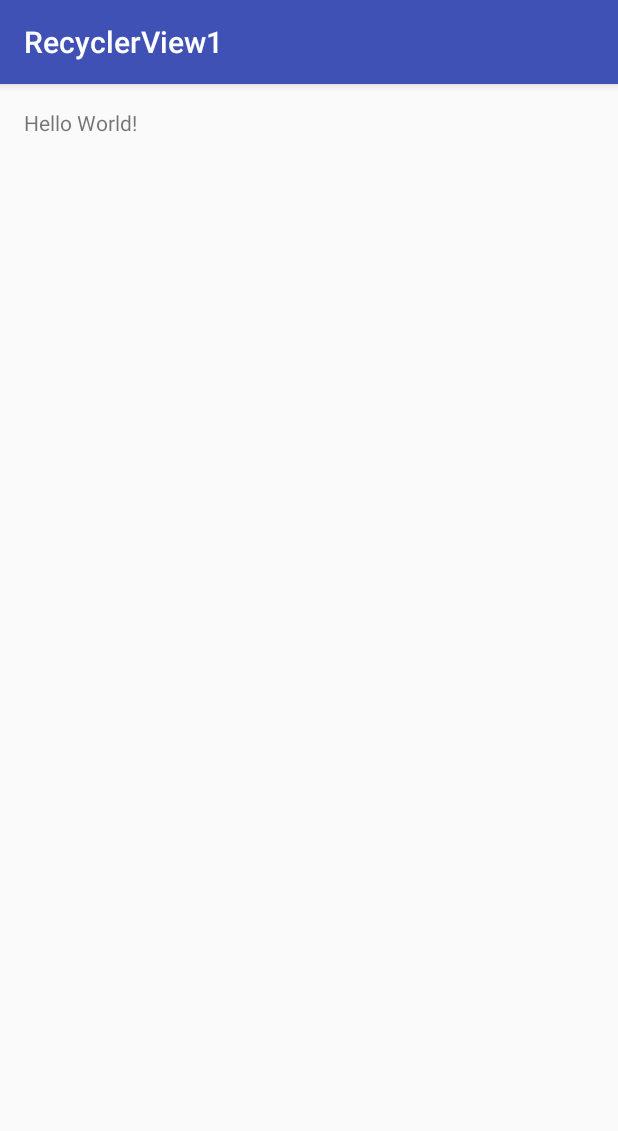
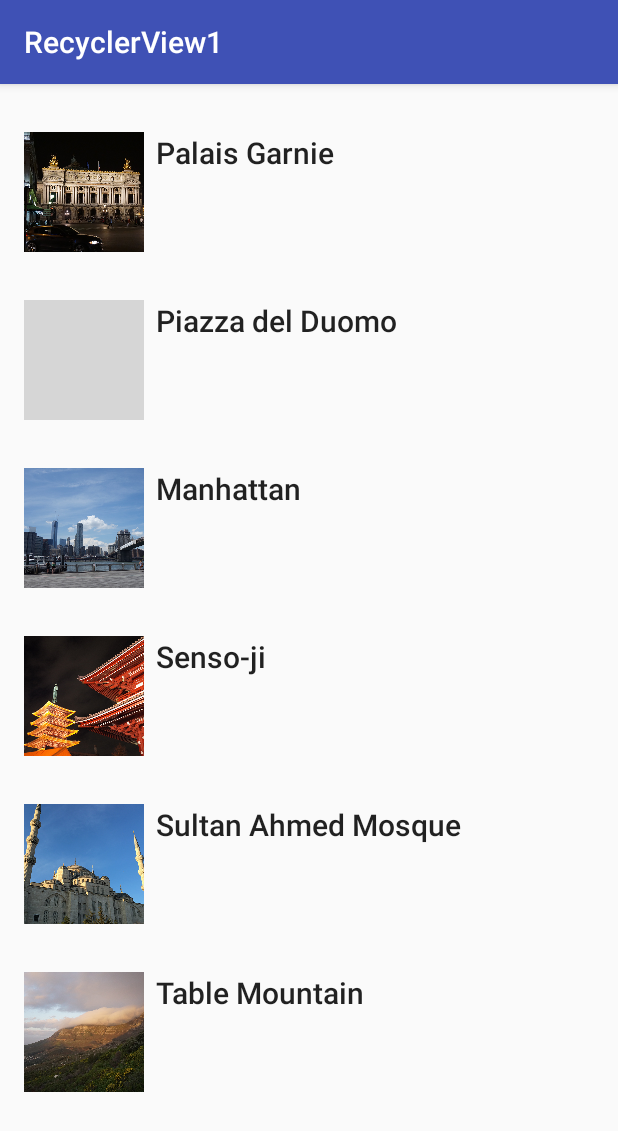
Before and after one commit to herlambangsb/RecyclerView1, an Android app: the screen it shows after launch (MainActivity), on a phone screen of 412 x 824 dp. Shown: the top 1131 px of the screen. Run offline under Robolectric (Android 15) with nearby library versions, the phone set to English and light mode, and no system bars; grey boxes are pictures that could not be loaded.

Commit message:
RecyclerView List

```diff
--- a/app/build.gradle
+++ b/app/build.gradle
@@ -23,4 +23,5 @@ dependencies {
     compile fileTree(dir: 'libs', include: ['*.jar'])
     testCompile 'junit:junit:4.12'
     compile 'com.android.support:appcompat-v7:23.3.0'
+    compile 'com.android.support:recyclerview-v7:23.3.0'
 }
--- a/app/src/main/java/id/sch/smktelkom_mlg/learn/recyclerview1/MainActivity.java
+++ b/app/src/main/java/id/sch/smktelkom_mlg/learn/recyclerview1/MainActivity.java
@@ -1,13 +1,54 @@
 package id.sch.smktelkom_mlg.learn.recyclerview1;
 
+import android.content.res.Resources;
+import android.content.res.TypedArray;
+import android.graphics.drawable.BitmapDrawable;
+import android.graphics.drawable.Drawable;
+import android.os.Bundle;
+import android.support.v4.graphics.drawable.RoundedBitmapDrawable;
+import android.support.v4.graphics.drawable.RoundedBitmapDrawableFactory;
 import android.support.v7.app.AppCompatActivity;
-import android.os.Bundle;
+import android.support.v7.widget.LinearLayoutManager;
+import android.support.v7.widget.RecyclerView;
+
+import java.util.ArrayList;
+
+import id.sch.smktelkom_mlg.learn.recyclerview1.adapter.HotelAdapter;
+import id.sch.smktelkom_mlg.learn.recyclerview1.model.Hotel;
 
 public class MainActivity extends AppCompatActivity {
+
+    ArrayList<Hotel> mList = new ArrayList<>();
+    HotelAdapter mAdapter;
 
     @Override
     protected void onCreate(Bundle savedInstanceState) {
         super.onCreate(savedInstanceState);
         setContentView(R.layout.activity_main);
+
+        RecyclerView recyclerView = (RecyclerView) findViewById(R.id.recyclerView);
+        LinearLayoutManager layoutManager = new LinearLayoutManager(this);
+        recyclerView.setLayoutManager(layoutManager);
+        mAdapter = new HotelAdapter(mList);
+        recyclerView.setAdapter(mAdapter);
+
+        fillData();
+    }
+
+    private void fillData() {
+        Resources resources = getResources();
+        String[] arJudul = resources.getStringArray(R.array.places);
+        String[] arDeskripsi = resources.getStringArray(R.array.place_desc);
+        TypedArray a = resources.obtainTypedArray(R.array.places_picture);
+        Drawable[] arFoto = new Drawable[a.length()];
+        for (int i = 0; i < arFoto.length; i++) {
+            arFoto[i] = a.getDrawable(i);
+        }
+        a.recycle();
+
+        for (int i = 0; i < arJudul.length; i++) {
+            mList.add(new Hotel(arJudul[i], arDeskripsi[i], arFoto[i]));
+        }
+        mAdapter.notifyDataSetChanged();
     }
 }
--- /dev/null
+++ b/app/src/main/java/id/sch/smktelkom_mlg/learn/recyclerview1/adapter/HotelAdapter.java
@@ -0,0 +1,59 @@
+package id.sch.smktelkom_mlg.learn.recyclerview1.adapter;
+
+
+import android.support.v7.widget.RecyclerView;
+import android.view.LayoutInflater;
+import android.view.View;
+import android.view.ViewGroup;
+import android.widget.ImageView;
+import android.widget.TextView;
+
+import java.util.ArrayList;
+
+import id.sch.smktelkom_mlg.learn.recyclerview1.R;
+import id.sch.smktelkom_mlg.learn.recyclerview1.model.Hotel;
+
+public class HotelAdapter extends RecyclerView.Adapter<HotelAdapter.ViewHolder> {
+
+    ArrayList<Hotel> hotelList;
+
+    public HotelAdapter(ArrayList<Hotel> hotelList) {
+        this.hotelList = hotelList;
+    }
+
+    @Override
+    public ViewHolder onCreateViewHolder(ViewGroup parent, int viewType) {
+        View v = LayoutInflater.from(parent.getContext()).inflate(R.layout.item_list, parent, false);
+        ViewHolder vh = new ViewHolder(v);
+        return vh;
+    }
+
+    @Override
+    public void onBindViewHolder(ViewHolder holder, int position) {
+        Hotel hotel = hotelList.get(position);
+        holder.tvJudul.setText(hotel.judul);
+        holder.ivFoto.setImageDrawable(hotel.foto);
+
+    }
+
+    @Override
+    public int getItemCount() {
+        if (hotelList != null)
+            return hotelList.size();
+        return 0;
+    }
+
+    public class ViewHolder extends RecyclerView.ViewHolder {
+        ImageView ivFoto;
+        TextView tvJudul;
+        TextView tvDeskripsi;
+
+
+        public ViewHolder(View itemView) {
+            super(itemView);
+            ivFoto = (ImageView) itemView.findViewById(R.id.imageView);
+            tvJudul = (TextView) itemView.findViewById(R.id.textViewJudul);
+            tvDeskripsi = (TextView) itemView.findViewById(R.id.textViewDeskripsi);
+        }
+    }
+}
--- /dev/null
+++ b/app/src/main/java/id/sch/smktelkom_mlg/learn/recyclerview1/model/Hotel.java
@@ -0,0 +1,20 @@
+package id.sch.smktelkom_mlg.learn.recyclerview1.model;
+
+import android.graphics.drawable.Drawable;
+
+/**
+ * Created by SUNARI on 11/01/2017.
+ */
+public class Hotel {
+
+    public String judul;
+    public String deskripsi;
+    public Drawable foto;
+
+    public Hotel(String judul, String deskripsi, Drawable foto) {
+        this.judul = judul;
+        this.deskripsi = deskripsi;
+        this.foto = foto;
+
+    }
+}
--- a/app/src/main/res/layout/activity_main.xml
+++ b/app/src/main/res/layout/activity_main.xml
@@ -1,16 +1,13 @@
 <?xml version="1.0" encoding="utf-8"?>
-<RelativeLayout xmlns:android="http://schemas.android.com/apk/res/android"
+<android.support.v7.widget.RecyclerView xmlns:android="http://schemas.android.com/apk/res/android"
     xmlns:tools="http://schemas.android.com/tools"
+    android:id="@+id/recyclerView"
     android:layout_width="match_parent"
     android:layout_height="match_parent"
+    android:clipToPadding="false"
     android:paddingBottom="@dimen/activity_vertical_margin"
-    android:paddingLeft="@dimen/activity_horizontal_margin"
-    android:paddingRight="@dimen/activity_horizontal_margin"
     android:paddingTop="@dimen/activity_vertical_margin"
+    android:scrollbars="vertical"
     tools:context="id.sch.smktelkom_mlg.learn.recyclerview1.MainActivity">
 
-    <TextView
-        android:layout_width="wrap_content"
-        android:layout_height="wrap_content"
-        android:text="Hello World!" />
-</RelativeLayout>
+</android.support.v7.widget.RecyclerView>
--- /dev/null
+++ b/app/src/main/res/layout/item_list.xml
@@ -0,0 +1,41 @@
+<?xml version="1.0" encoding="utf-8"?>
+<RelativeLayout xmlns:android="http://schemas.android.com/apk/res/android"
+    xmlns:tools="http://schemas.android.com/tools"
+    android:layout_width="match_parent"
+    android:layout_height="wrap_content"
+    android:background="?android:attr/selectableItemBackground"
+    android:padding="16dp">
+
+    <ImageView
+        android:id="@+id/imageView"
+        android:layout_width="80dp"
+        android:layout_height="80dp"
+        android:scaleType="centerCrop"
+        tools:src="@drawable/a" />
+
+    <TextView
+        android:id="@+id/textViewJudul"
+        android:layout_width="match_parent"
+        android:layout_height="wrap_content"
+        android:layout_alignParentTop="true"
+        android:layout_marginLeft="8dp"
+        android:layout_marginStart="8dp"
+        android:layout_toEndOf="@id/imageView"
+        android:layout_toRightOf="@+id/imageView"
+        android:ellipsize="end"
+        android:maxLines="1"
+        android:textAppearance="@style/TextAppearance.AppCompat.Title"
+        tools:text="Judul" />
+
+    <TextView
+        android:id="@+id/textViewDeskripsi"
+        android:layout_width="match_parent"
+        android:layout_height="wrap_content"
+        android:layout_alignLeft="@id/textViewJudul"
+        android:layout_alignStart="@id/textViewJudul"
+        android:layout_below="@+id/textViewJudul"
+        android:ellipsize="end"
+        android:maxLines="2"
+        android:textAppearance="@style/TextAppearance.AppCompat.Medium"
+        tools:text="Deskripsi" />
+</RelativeLayout>
--- /dev/null
+++ b/app/src/main/res/values/arrays.xml
@@ -0,0 +1,95 @@
+<?xml version="1.0" encoding="utf-8"?><!--
+  ~ Copyright (C) 2016 The Android Open Source Project
+  ~
+  ~ Licensed under the Apache License, Version 2.0 (the "License");
+  ~ you may not use this file except in compliance with the License.
+  ~ You may obtain a copy of the License at
+  ~
+  ~      http://www.apache.org/licenses/LICENSE-2.0
+  ~
+  ~ Unless required by applicable law or agreed to in writing, software
+  ~ distributed under the License is distributed on an "AS IS" BASIS,
+  ~ WITHOUT WARRANTIES OR CONDITIONS OF ANY KIND, either express or implied.
+  ~ See the License for the specific language governing permissions and
+  ~ limitations under the License.
+  -->
+<resources>
+    <string-array name="places">
+        <item>Palais Garnie</item>
+        <item>Piazza del Duomo</item>
+        <item>Manhattan</item>
+        <item>Senso-ji</item>
+        <item>Sultan Ahmed Mosque</item>
+        <item>Table Mountain</item>
+    </string-array>
+    <string-array name="place_desc">
+        <item>The Palais Garnier which locates in Paris was built from 1861 for
+        the Paris Opera.
+        </item>
+        <item>Piazza del Duomo the cathedral which locates in Florence.</item>
+        <item>Manhattan is the district in New York City</item>
+        <item>Senso-ji is the Shrine locates in Asakusa Tokyo</item>
+        <item>Sultan Ahmed Mosque is mosque locates in Istabul, Turkey</item>
+        <item>Table Mountain is mountain and park locates in Cape Town, South Africa.</item>
+    </string-array>
+    <string-array name="place_details">
+        <item>Lorem ipsum dolor sit amet, consectetur adipisicing elit, sed do
+        eiusmod tempor incididunt ut labore et dolore magna aliqua. Ut enim ad minim veniam, quis
+        nostrud exercitation ullamco laboris nisi ut aliquip ex ea commodo consequat. Duis aute
+        irure dolor in reprehenderit in voluptate velit esse cillum dolore eu fugiat nulla
+        pariatur. Excepteur sint occaecat cupidatat non proident, sunt in culpa qui officia
+        deserunt mollit anim id est laborum.
+        </item>
+        <item>Lorem ipsum dolor sit amet, consectetur adipisicing elit, sed do
+        eiusmod tempor incididunt ut labore et dolore magna aliqua. Ut enim ad minim veniam, quis
+        nostrud exercitation ullamco laboris nisi ut aliquip ex ea commodo consequat. Duis aute
+        irure dolor in reprehenderit in voluptate velit esse cillum dolore eu fugiat nulla
+        pariatur. Excepteur sint occaecat cupidatat non proident, sunt in culpa qui officia
+        deserunt mollit anim id est laborum.
+        </item>
+        <item>Lorem ipsum dolor sit amet, consectetur adipisicing elit, sed do
+        eiusmod tempor incididunt ut labore et dolore magna aliqua. Ut enim ad minim veniam, quis
+        nostrud exercitation ullamco laboris nisi ut aliquip ex ea commodo consequat. Duis aute
+        irure dolor in reprehenderit in voluptate velit esse cillum dolore eu fugiat nulla
+        pariatur. Excepteur sint occaecat cupidatat non proident, sunt in culpa qui officia
+        deserunt mollit anim id est laborum.
+        </item>
+        <item>Lorem ipsum dolor sit amet, consectetur adipisicing elit, sed do
+        eiusmod tempor incididunt ut labore et dolore magna aliqua. Ut enim ad minim veniam, quis
+        nostrud exercitation ullamco laboris nisi ut aliquip ex ea commodo consequat. Duis aute
+        irure dolor in reprehenderit in voluptate velit esse cillum dolore eu fugiat nulla
+        pariatur. Excepteur sint occaecat cupidatat non proident, sunt in culpa qui officia
+        deserunt mollit anim id est laborum.
+        </item>
+        <item>Lorem ipsum dolor sit amet, consectetur adipisicing elit, sed do
+        eiusmod tempor incididunt ut labore et dolore magna aliqua. Ut enim ad minim veniam, quis
+        nostrud exercitation ullamco laboris nisi ut aliquip ex ea commodo consequat. Duis aute
+        irure dolor in reprehenderit in voluptate velit esse cillum dolore eu fugiat nulla
+        pariatur. Excepteur sint occaecat cupidatat non proident, sunt in culpa qui officia
+        deserunt mollit anim id est laborum.
+        </item>
+        <item>Lorem ipsum dolor sit amet, consectetur adipisicing elit, sed do
+        eiusmod tempor incididunt ut labore et dolore magna aliqua. Ut enim ad minim veniam, quis
+        nostrud exercitation ullamco laboris nisi ut aliquip ex ea commodo consequat. Duis aute
+        irure dolor in reprehenderit in voluptate velit esse cillum dolore eu fugiat nulla
+        pariatur. Excepteur sint occaecat cupidatat non proident, sunt in culpa qui officia
+        deserunt mollit anim id est laborum.
+        </item>
+    </string-array>
+    <string-array name="place_locations">
+        <item>8 Rue Scribe, 75009 Paris, France</item>
+        <item>Piazza del Capitolo - 50122 Florence</item>
+        <item>New York City</item>
+        <item>2-3-1 Asakusa, Taitō-ku, Tokyo, Japan</item>
+        <item>At Meydanı No:7, 34122 Fatih/İstanbul, Turkey</item>
+        <item>Cape Town, South Africa</item>
+    </string-array>
+    <array name="places_picture">
+        <item>@drawable/a</item>
+        <item>@drawable/b</item>
+        <item>@drawable/c</item>
+        <item>@drawable/d</item>
+        <item>@drawable/e</item>
+        <item>@drawable/f</item>
+    </array>
+</resources>
```
Also changed, not shown: app/src/main/res/drawable/a.png (added), app/src/main/res/drawable/c.png (added), app/src/main/res/drawable/d.png (added), app/src/main/res/drawable/e.png (added), app/src/main/res/drawable/f.png (added), 1 other file.
